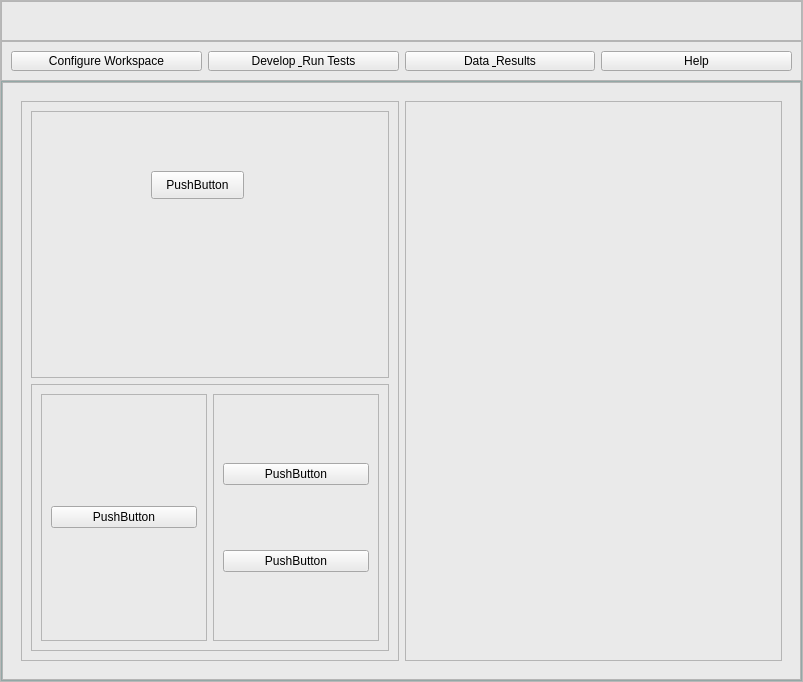
rrios19/mci_iptc, file GUI/IPTC_GUI.ui: the form before one commit.
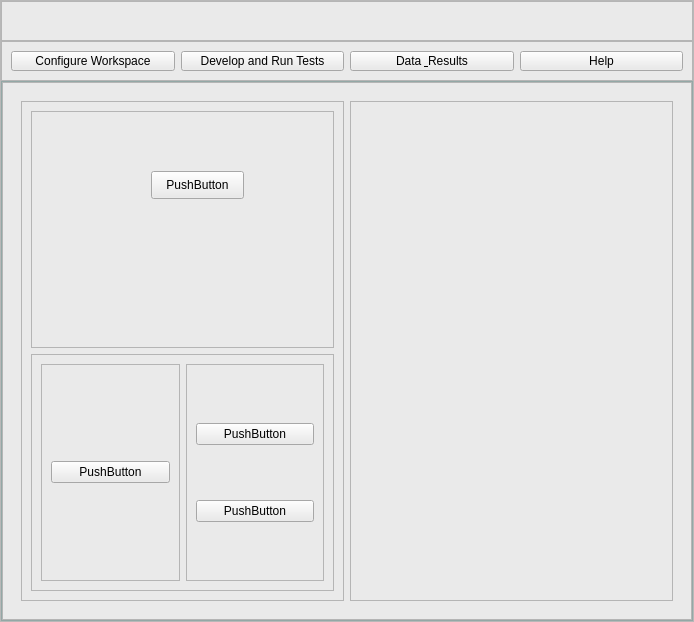
The form after the commit. Icons and pictures are not drawn.

Patch:
```diff
--- a/GUI/IPTC_GUI.ui
+++ b/GUI/IPTC_GUI.ui
@@ -6,8 +6,8 @@
    <rect>
     <x>0</x>
     <y>0</y>
-    <width>803</width>
-    <height>682</height>
+    <width>694</width>
+    <height>622</height>
    </rect>
   </property>
   <property name="windowTitle">
@@ -162,7 +162,7 @@
           <item>
            <widget class="QPushButton" name="pushButton">
             <property name="text">
-             <string>Develop &amp; Run Tests</string>
+             <string>Develop and Run Tests</string>
             </property>
            </widget>
           </item>
```
Left out of the diff: 6 changed lines with no effect on the pictures.
